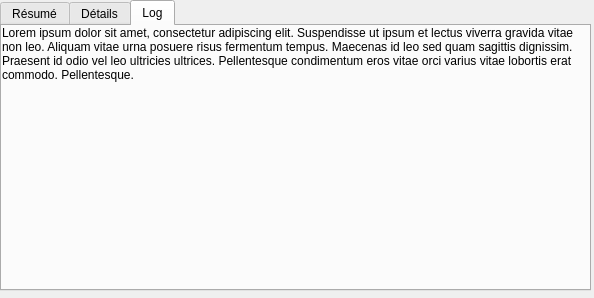
Above: src/resumedetailswidget.ui from cinemaouvert/OPP before the change. Below: the same form after it.
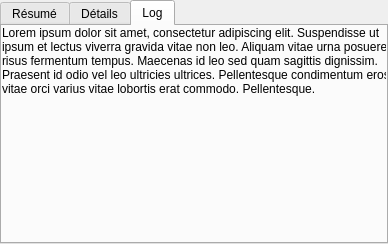
That is the form after the change. The open tabs and pages were chosen to show the change.

Commit message: Interface - Taille du widget ResumeDetails

```diff
--- a/src/resumedetailswidget.ui
+++ b/src/resumedetailswidget.ui
@@ -6,8 +6,8 @@
    <rect>
     <x>0</x>
     <y>0</y>
-    <width>594</width>
-    <height>298</height>
+    <width>388</width>
+    <height>244</height>
    </rect>
   </property>
   <property name="windowTitle">
@@ -18,8 +18,8 @@
     <rect>
      <x>0</x>
      <y>0</y>
-     <width>591</width>
-     <height>291</height>
+     <width>388</width>
+     <height>244</height>
     </rect>
    </property>
    <property name="currentIndex">
@@ -82,8 +82,8 @@
       <rect>
        <x>0</x>
        <y>0</y>
-       <width>591</width>
-       <height>261</height>
+       <width>388</width>
+       <height>211</height>
       </rect>
      </property>
      <property name="text">
```
Left out of the diff: 10 changed lines with no effect on the pictures. The commit also changes 1 other file.
